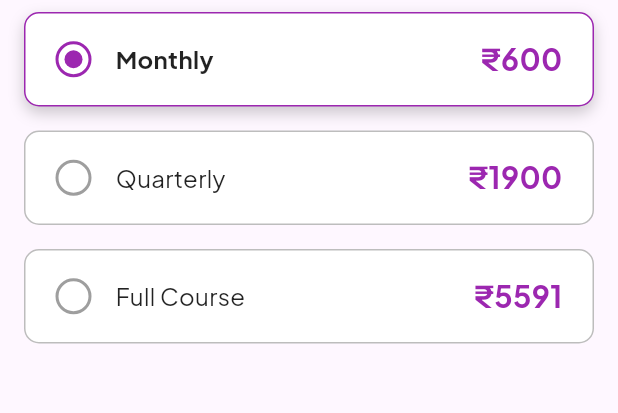
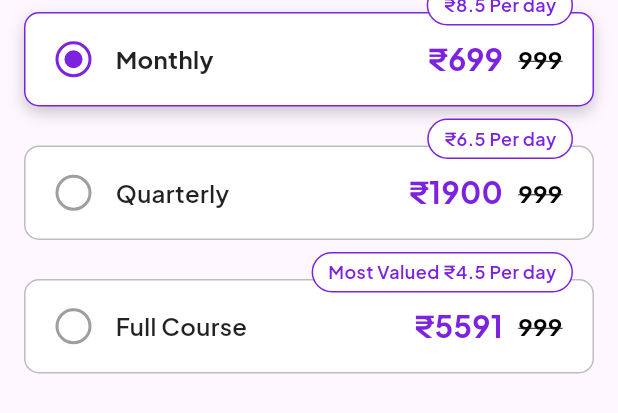
Before and after one commit to ABITH2KB/Ostello, a Flutter app: the ThreeOptionSelector widget shown alone on an empty page, opened directly, on a phone screen of 412 x 824 dp. Shown: the top 413 px of the screen. Run offline on Flutter 3.47's test engine with Material 3 defaults, Android fonts, the phone set to English and light mode, and no system bars; our stand-ins replace carousel_slider, dots_indicator, flutter_riverpod.

Commit message:
Restructured widget and timer files into subfolders, updated Homepage, and replaced price_widget

```diff
--- a/lib/Homepage.dart
+++ b/lib/Homepage.dart
@@ -2,12 +2,12 @@ import 'package:carousel_slider/carousel_slider.dart';
 import 'package:dots_indicator/dots_indicator.dart';
 import 'package:flutter/material.dart';
 import 'package:flutter_riverpod/flutter_riverpod.dart';
-import 'package:ostello/card_wigt.dart';
-import 'package:ostello/dropdown_widget.dart';
-import 'package:ostello/imageandtext.dart';
-import 'package:ostello/price_widget.dart';
-import 'package:ostello/time_prover2.dart';
-import 'package:ostello/timer_widget.dart';
+import 'package:ostello/widget/card_wigt.dart';
+import 'package:ostello/widget/dropdown_widget.dart';
+import 'package:ostello/widget/imageandtext.dart';
+import 'package:ostello/widget/price_widget.dart';
+import 'package:ostello/timer/time_prover2.dart';
+import 'package:ostello/timer/timer_widget.dart';
 
 
 final carouselIndexProvider = StateProvider<int>((ref) => 0);
@@ -32,7 +32,11 @@ class TimerScreen extends ConsumerWidget {
               const SizedBox(height: 50),
               const Text(
                 'The Ultimate Fluency\n     Mastery Course',
-                style: TextStyle(fontSize: 25, fontWeight: FontWeight.bold),
+                style: TextStyle(
+                  fontSize: 25,
+                  fontWeight: FontWeight.bold,
+                  fontFamily: 'Schyler',
+                ),
               ),
               const SizedBox(height: 20),
               Image.asset('asset/image/Frame 1707480242.png'),
@@ -127,7 +131,8 @@ class TimerScreen extends ConsumerWidget {
                 position: currentIndex.toDouble(),
                 decorator: DotsDecorator(
                   color: Colors.grey,
-                  activeColor: Colors.purple,
+                  activeColor:Color(0xFF7D23E0),
+
                   size: const Size.square(10.0),
                   activeSize: const Size(12.0, 8.0),
                   activeShape: RoundedRectangleBorder(
@@ -157,7 +162,7 @@ class TimerScreen extends ConsumerWidget {
 
               const ExpandableCard(
                 title: 'Can I access the course content after \ncompleting it?',
-                content: 'What does this course include?'),
+                content: 'The course include vedio lessons,downloadable resorces quizzes,and certifications upon competition?'),
 
                 const SizedBox(height: 20),
 
@@ -173,7 +178,10 @@ class TimerScreen extends ConsumerWidget {
                SizedBox(width: double.infinity,
                height: 50,
                  child: ElevatedButton(
-                  onPressed: (){},style: ButtonStyle(backgroundColor: const WidgetStatePropertyAll(Colors.purple),
+                  onPressed: (){},
+                  style: ButtonStyle(
+                  backgroundColor: const WidgetStatePropertyAll(Color(0xFF7D23E0)
+),
                   shape: WidgetStatePropertyAll(
                     RoundedRectangleBorder(
                       borderRadius: BorderRadius.circular(20),
--- a/lib/price_widget.dart
+++ /dev/null
@@ -1,115 +0,0 @@
-import 'package:flutter/material.dart';
-
-class ThreeOptionSelector extends StatefulWidget {
-  const ThreeOptionSelector({super.key});
-
-  @override
-  _ThreeOptionSelectorState createState() => _ThreeOptionSelectorState();
-}
-
-class _ThreeOptionSelectorState extends State<ThreeOptionSelector> {
-  int selectedIndex = 0;
-
-  void onSelect(int index) {
-    setState(() {
-      selectedIndex = index;
-    });
-  }
-
- Widget buildOption(int index, String optionText, String price) {
-  bool isSelected = selectedIndex == index;
-
-  return GestureDetector(
-    onTap: () => onSelect(index),
-    child: Container(
-      width: double.infinity,
-      padding: const EdgeInsets.symmetric(vertical: 16, horizontal: 20),
-      margin: const EdgeInsets.symmetric(vertical: 8, horizontal: 16),
-      decoration: BoxDecoration(
-        color: Colors.white,
-        borderRadius: BorderRadius.circular(10),
-        border: Border.all(
-          color: isSelected ? Colors.purple : Colors.grey.shade400,
-          width: isSelected ? 1 : 1,
-        ),
-        boxShadow: isSelected
-            ? [
-                BoxShadow(
-                  color: Colors.black.withOpacity(0.20),
-                  blurRadius: 8,
-                  offset: const Offset(0, 4),
-                ),
-              ]
-            : [],
-      ),
-      child: Row(
-        mainAxisAlignment: MainAxisAlignment.spaceBetween,
-        children: [
-
-          Container(
-            width: 24,
-            height: 24,
-            decoration: BoxDecoration(
-              shape: BoxShape.circle,
-              border: Border.all(
-                color: isSelected ?Colors.purple: Colors.grey,
-                width: 2,
-              ),
-            ),
-            child: isSelected
-                ? Center(
-                    child: Container(
-                      width: 12,
-                      height: 12,
-                      decoration: const BoxDecoration(
-                        shape: BoxShape.circle,
-                         color: Colors.purple,
-                      ),
-                    ),
-                  )
-                : null,
-          ),
-
-
-          Expanded(
-            child: Padding(
-              padding: const EdgeInsets.only(left: 16.0),
-              child: Text(
-                optionText,
-                style: TextStyle(
-                  color: Colors.black87,
-                  fontFamily: 'Schyler',
-                  fontWeight: isSelected ? FontWeight.bold : FontWeight.normal,
-                  fontSize: 16,
-                ),
-              ),
-            ),
-          ),
-
-          // Right side: price text
-          Text(
-            price,
-            style: const TextStyle(
-             color: Colors.purple,
-              fontWeight: FontWeight.bold,
-              fontFamily: 'Schyler',
-              fontSize: 20,
-            ),
-          ),
-        ],
-      ),
-    ),
-  );
-}
-
-  @override
-  Widget build(BuildContext context) {
-    return Column(
-      children: [
-            buildOption(0, 'Monthly', '₹600'),
-        buildOption(1, 'Quarterly', '₹1900'),
-        buildOption(2, 'Full Course', '₹5591'),
-      ],
-    );
-  }
-}
--- a/lib/dropdown_widget.dart
+++ b/lib/widget/dropdown_widget.dart
@@ -14,38 +14,20 @@ class ExpandableCard extends StatefulWidget {
   State<ExpandableCard> createState() => _ExpandableCardState();
 }
 
-class _ExpandableCardState extends State<ExpandableCard>
-    with SingleTickerProviderStateMixin {
+class _ExpandableCardState extends State<ExpandableCard> {
   bool _isExpanded = false;
-  late AnimationController _controller;
-  late Animation<double> _iconRotation;
-
-  @override
-  void initState() {
-    super.initState();
-    _controller =
-        AnimationController(vsync: this, duration: const Duration(milliseconds: 200));
-    _iconRotation = Tween<double>(begin: 0.0, end: 0.5).animate(_controller);
-  }
 
   void _toggleExpand() {
     setState(() {
       _isExpanded = !_isExpanded;
-      _isExpanded ? _controller.forward() : _controller.reverse();
     });
-  }
-
-  @override
-  void dispose() {
-    _controller.dispose();
-    super.dispose();
   }
 
   @override
   Widget build(BuildContext context) {
     return Card(
       elevation: 2,
-       shadowColor: Colors.black.withOpacity(0.9),
+      shadowColor: Colors.black.withOpacity(0.9),
       shape: RoundedRectangleBorder(borderRadius: BorderRadius.circular(12)),
       child: AnimatedSize(
         duration: const Duration(milliseconds: 300),
@@ -62,14 +44,19 @@ class _ExpandableCardState extends State<ExpandableCard>
                   children: [
                     Text(
                       widget.title,
-                      style:
-                          const TextStyle(fontSize: 16, fontWeight: FontWeight.w600,
-                          fontFamily: 'Schyler'),
+                      style: const TextStyle(
+                        fontSize: 16,
+                        fontWeight: FontWeight.w600,
+                        fontFamily: 'Schyler',
+                      ),
                     ),
-                    RotationTransition(
-                      turns: _iconRotation,
-                      child: const Icon(Icons.keyboard_arrow_down,
-                          size: 27, color: Colors.purple),
+                    Icon(
+                      _isExpanded
+                          ? Icons.arrow_downward
+                          : Icons.arrow_forward,
+                      size: 27,
+                      color: Color(0xFF7D23E0)
+,
                     ),
                   ],
                 ),
@@ -80,8 +67,11 @@ class _ExpandableCardState extends State<ExpandableCard>
                 padding: const EdgeInsets.fromLTRB(16, 0, 16, 16),
                 child: Text(
                   widget.content,
-                  style: const TextStyle(fontSize: 14, color: Colors.black87,
-                  fontFamily: 'Schyler'),
+                  style: const TextStyle(
+                    fontSize: 14,
+                    color: Colors.black87,
+                    fontFamily: 'Schyler',
+                  ),
                 ),
               ),
           ],
--- /dev/null
+++ b/lib/widget/price_widget.dart
@@ -0,0 +1,159 @@
+import 'package:flutter/material.dart';
+
+class ThreeOptionSelector extends StatefulWidget {
+  const ThreeOptionSelector({super.key});
+
+  @override
+  _ThreeOptionSelectorState createState() => _ThreeOptionSelectorState();
+}
+
+class _ThreeOptionSelectorState extends State<ThreeOptionSelector> {
+  int selectedIndex = 0;
+
+  void onSelect(int index) {
+    setState(() {
+      selectedIndex = index;
+    });
+  }
+Widget buildOption(int index, String optionText, String price, [String? label]) {
+  bool isSelected = selectedIndex == index;
+
+    return GestureDetector(
+      onTap: () => onSelect(index),
+      child: Stack(
+        clipBehavior: Clip.none,
+        children: [
+          Container(
+            width: double.infinity,
+          padding: const EdgeInsets.symmetric(vertical: 16, horizontal: 20),
+          margin: const EdgeInsets.symmetric(vertical: 8, horizontal: 16),
+          decoration: BoxDecoration(
+            color: Colors.white,
+            borderRadius: BorderRadius.circular(10),
+            border: Border.all(
+              color: isSelected ? Color(0xFF7D23E0) : Colors.grey.shade400,
+              width: 1,
+            ),
+            boxShadow: isSelected
+                ? [
+                    BoxShadow(
+                      color: Colors.black.withOpacity(0.20),
+                      blurRadius: 8,
+                      offset: const Offset(0, 4),
+                    ),
+                  ]
+                : [],
+          ),
+          child: Row(
+            mainAxisAlignment: MainAxisAlignment.spaceBetween,
+            children: [
+
+              Container(
+                width: 24,
+                height: 24,
+                decoration: BoxDecoration(
+                  shape: BoxShape.circle,
+                  border: Border.all(
+                    color: isSelected ? Color(0xFF7D23E0) : Colors.grey,
+                    width: 2,
+                  ),
+                ),
+                child: isSelected
+                    ? Center(
+                        child: Container(
+                          width: 12,
+                          height: 12,
+                          decoration: const BoxDecoration(
+                            shape: BoxShape.circle,
+                            color: Color(0xFF7D23E0),
+                          ),
+                        ),
+                      )
+                    : null,
+              ),
+
+
+              Expanded(
+                child: Padding(
+                  padding: const EdgeInsets.only(left: 16.0),
+                  child: Text(
+                    optionText,
+                    style: TextStyle(
+                      color: Colors.black87,
+                      fontFamily: 'Schyler',
+                      fontWeight:
+                          isSelected ? FontWeight.bold : FontWeight.w600,
+                      fontSize: 16,
+                    ),
+                  ),
+                ),
+              ),
+
+
+              Text(
+                price,
+                style: const TextStyle(
+                  color: Color(0xFF7D23E0),
+                  fontWeight: FontWeight.bold,
+                  fontFamily: 'Schyler',
+                  fontSize: 20,
+                ),
+              ),
+                SizedBox(width: 10), // Add some space between price and label
+               Text(
+                '999',
+                style: const TextStyle(
+                  color: Colors.black,
+                  fontWeight: FontWeight.bold,
+                  fontFamily: 'Schyler',
+                  fontSize: 16,
+                  decoration: TextDecoration.lineThrough,
+                ),
+              ),
+            ],
+          ),
+        ),
+
+
+        if (label != null)
+          Positioned(
+            top: -10,
+            right: 30,
+            child: Container(
+
+              padding: const EdgeInsets.symmetric(horizontal: 10, vertical: 4),
+
+              decoration: BoxDecoration(
+                color: Colors.white,
+                borderRadius: BorderRadius.circular(20),
+                border: Border.all(color: Color(0xFF7D23E0), width: 1),
+              ),
+              child: Text(
+                label,
+                style: const TextStyle(
+                  fontSize: 12,
+                  color:Color(0xFF7D23E0),
+
+                  fontWeight: FontWeight.w600,
+                  fontFamily: 'Schyler',
+                ),
+              ),
+            ),
+          ),
+      ],
+    ),
+  );
+}
+
+
+@override
+Widget build(BuildContext context) {
+  return Column(
+    children: [
+      buildOption(0, 'Monthly', '₹699', '₹8.5 Per day'),SizedBox(height: 10),
+      buildOption(1, 'Quarterly', '₹1900', '₹6.5 Per day'),SizedBox(height: 10),
+      buildOption(2, 'Full Course', '₹5591', 'Most Valued ₹4.5 Per day'),
+    ],
+  );
+}
+}
```
Also changed, not shown: lib/timer/time_prover2.dart (renamed from lib/time_prover2.dart), lib/timer/timer_provider.dart (renamed from lib/timer_provider.dart), lib/timer/timer_widget.dart (renamed from lib/timer_widget.dart), lib/widget/card_wigt.dart (renamed from lib/card_wigt.dart), lib/widget/imageandtext.dart (renamed from lib/imageandtext.dart).
